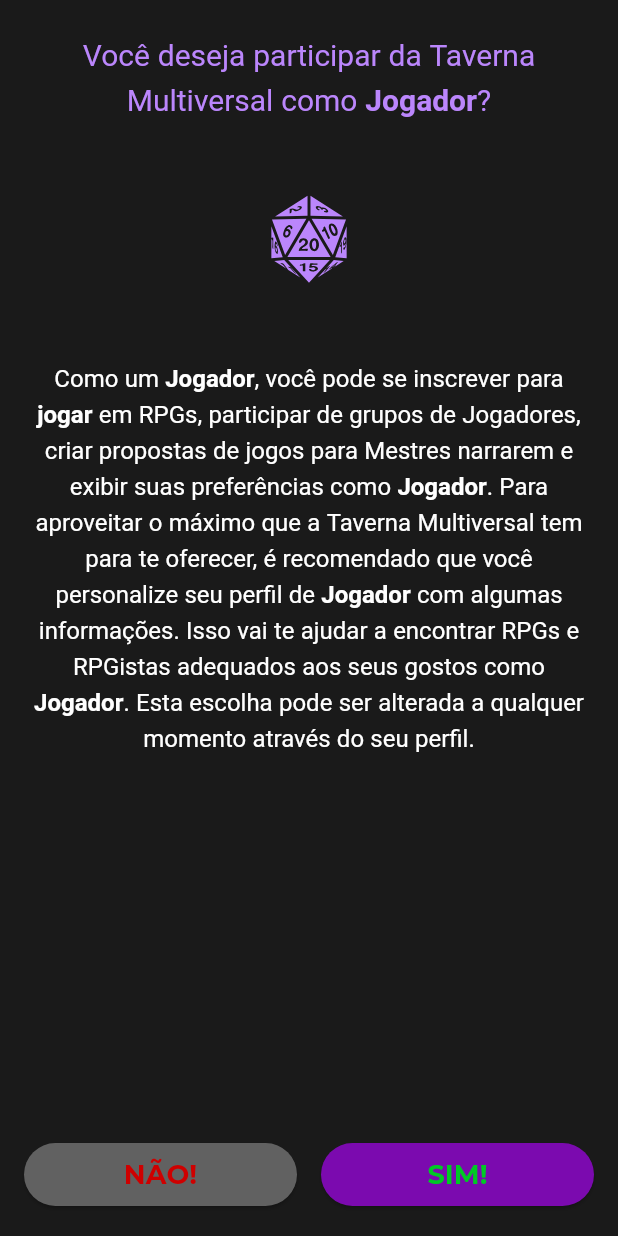
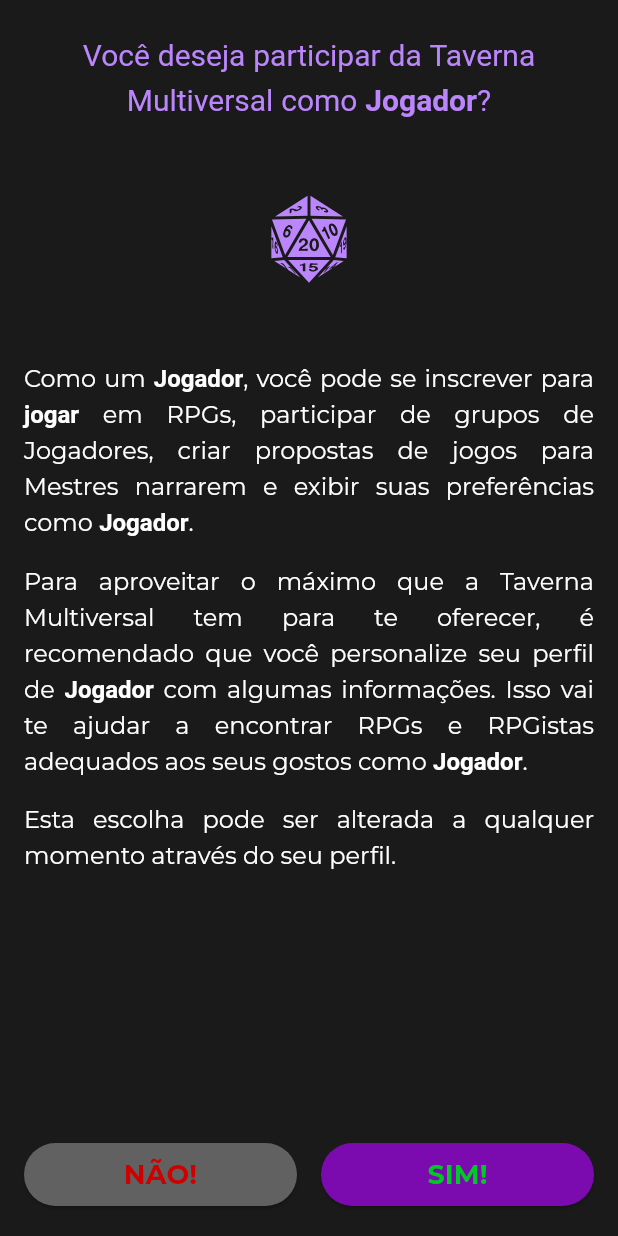
Before and after one commit to Enock21/tm, a Flutter app: the screen it shows after launch, on a phone screen of 412 x 824 dp. Run offline on Flutter 3.47's test engine with Material 3 defaults, Android fonts, the phone set to English and light mode, and no system bars; our stand-ins replace flutter_svg, google_fonts; project files that could hold a hidden picture were left out.

Commit message:
Tela #22 concluída

```diff
--- a/tm_front/lib/screens/register/player/srp1_choice.dart
+++ b/tm_front/lib/screens/register/player/srp1_choice.dart
@@ -67,8 +67,57 @@ class SRP1Choice extends StatelessWidget {
                     const SizedBox(height: 48),
 
                     // Description text
+                    Column(
+                      crossAxisAlignment: CrossAxisAlignment.stretch,
+                      children: [
                         RichText(
-                      textAlign: TextAlign.center,
+                          textAlign: TextAlign.justify,
+                          text: TextSpan(
+                            style: const TextStyle(
+                              color: Colors.white,
+                              fontFamily: 'Montserrat',
+                              fontSize: 16,
+                              height: 1.5,
+                            ),
+                            children: const [
+                              TextSpan(text: 'Como um '),
+                              TextSpan(text: 'Jogador', style: TextStyle(fontWeight: FontWeight.w700)),
+                              TextSpan(text: ', você pode se inscrever para '),
+                              TextSpan(text: 'jogar', style: TextStyle(fontWeight: FontWeight.w700)),
+                              TextSpan(
+                                  text:
+                                      ' em RPGs, participar de grupos de Jogadores, criar propostas de jogos para Mestres narrarem e exibir suas preferências como '),
+                              TextSpan(text: 'Jogador', style: TextStyle(fontWeight: FontWeight.w700)),
+                              TextSpan(text: '.'),
+                            ],
+                          ),
+                        ),
+                        const SizedBox(height: 15), // Espaço entre os parágrafos
+                        RichText(
+                          textAlign: TextAlign.justify,
+                          text: TextSpan(
+                            style: const TextStyle(
+                              color: Colors.white,
+                              fontFamily: 'Montserrat',
+                              fontSize: 16,
+                              height: 1.5,
+                            ),
+                            children: const [
+                              TextSpan(
+                                  text:
+                                      'Para aproveitar o máximo que a Taverna Multiversal tem para te oferecer, é recomendado que você personalize seu perfil de '),
+                              TextSpan(text: 'Jogador', style: TextStyle(fontWeight: FontWeight.w700)),
+                              TextSpan(
+                                  text:
+                                      ' com algumas informações. Isso vai te ajudar a encontrar RPGs e RPGistas adequados aos seus gostos como '),
+                              TextSpan(text: 'Jogador', style: TextStyle(fontWeight: FontWeight.w700)),
+                              TextSpan(text: '.'),
+                            ],
+                          ),
+                        ),
+                        const SizedBox(height: 15),
+                        RichText(
+                          textAlign: TextAlign.justify,
                           text: const TextSpan(
                             style: TextStyle(
                               color: Colors.white,
@@ -78,56 +127,14 @@ class SRP1Choice extends StatelessWidget {
                             ),
                             children: [
                               TextSpan(
-                            text: 'Como um ',
-                            style: TextStyle(fontWeight: FontWeight.w400),
+                                  text:
+                                      'Esta escolha pode ser alterada a qualquer momento através do seu perfil.'),
+                            ],
                           ),
-                          TextSpan(
-                            text: 'Jogador',
-                            style: TextStyle(fontWeight: FontWeight.w700),
-                          ),
-                          TextSpan(
-                            text: ', você pode se inscrever para ',
-                            style: TextStyle(fontWeight: FontWeight.w400),
-                          ),
-                          TextSpan(
-                            text: 'jogar',
-                            style: TextStyle(fontWeight: FontWeight.w700),
-                          ),
-                          TextSpan(
-                            text:
-                                ' em RPGs, participar de grupos de Jogadores, criar propostas de jogos para Mestres narrarem e exibir suas preferências como ',
-                            style: TextStyle(fontWeight: FontWeight.w400),
-                          ),
-                          TextSpan(
-                            text: 'Jogador',
-                            style: TextStyle(fontWeight: FontWeight.w700),
-                          ),
-                          TextSpan(
-                            text:
-                                '. Para aproveitar o máximo que a Taverna Multiversal tem para te oferecer, é recomendado que você personalize seu perfil de ',
-                            style: TextStyle(fontWeight: FontWeight.w400),
-                          ),
-                          TextSpan(
-                            text: 'Jogador',
-                            style: TextStyle(fontWeight: FontWeight.w700),
-                          ),
-                          TextSpan(
-                            text:
-                                ' com algumas informações. Isso vai te ajudar a encontrar RPGs e RPGistas adequados aos seus gostos como ',
-                            style: TextStyle(fontWeight: FontWeight.w400),
-                          ),
-                          TextSpan(
-                            text: 'Jogador',
-                            style: TextStyle(fontWeight: FontWeight.w700),
-                          ),
-                          TextSpan(
-                            text:
-                                '. Esta escolha pode ser alterada a qualquer momento através do seu perfil.',
-                            style: TextStyle(fontWeight: FontWeight.w400),
                         ),
                       ],
                     ),
-                    ),
+
                     const SizedBox(height: 80),
                   ],
                 ),
```
Lines whose indentation alone changed are shown as unchanged.
